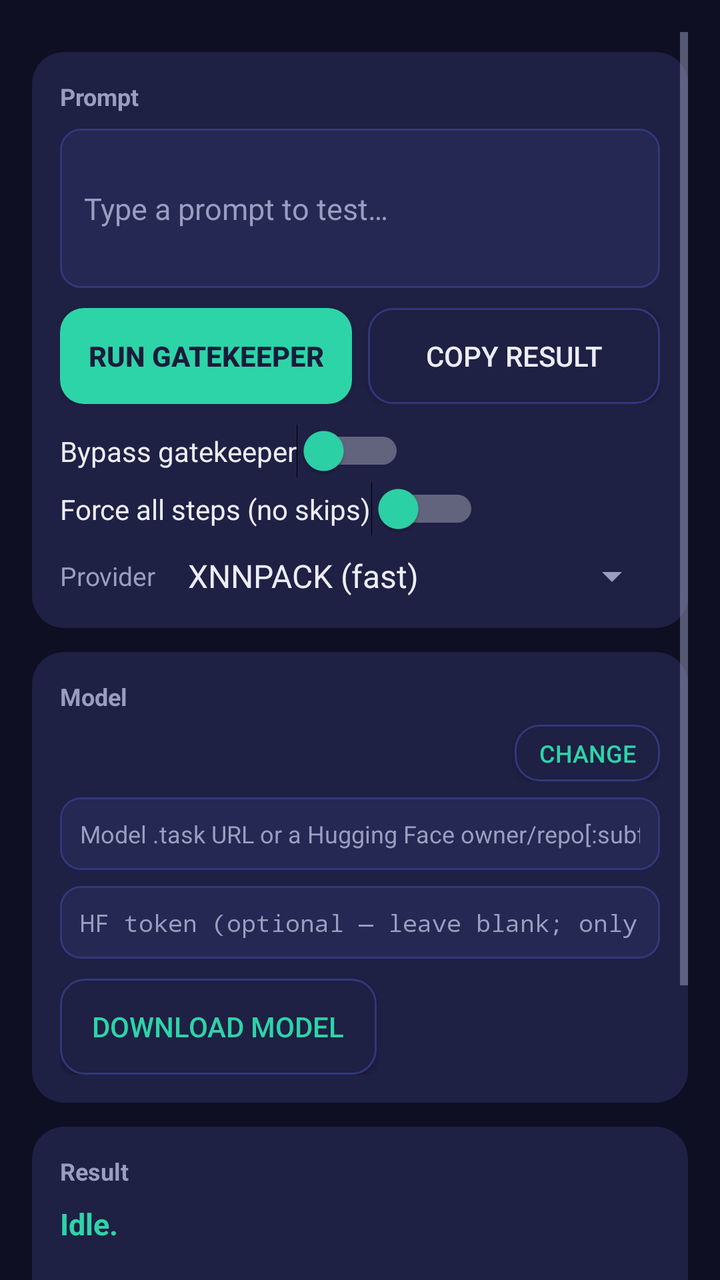
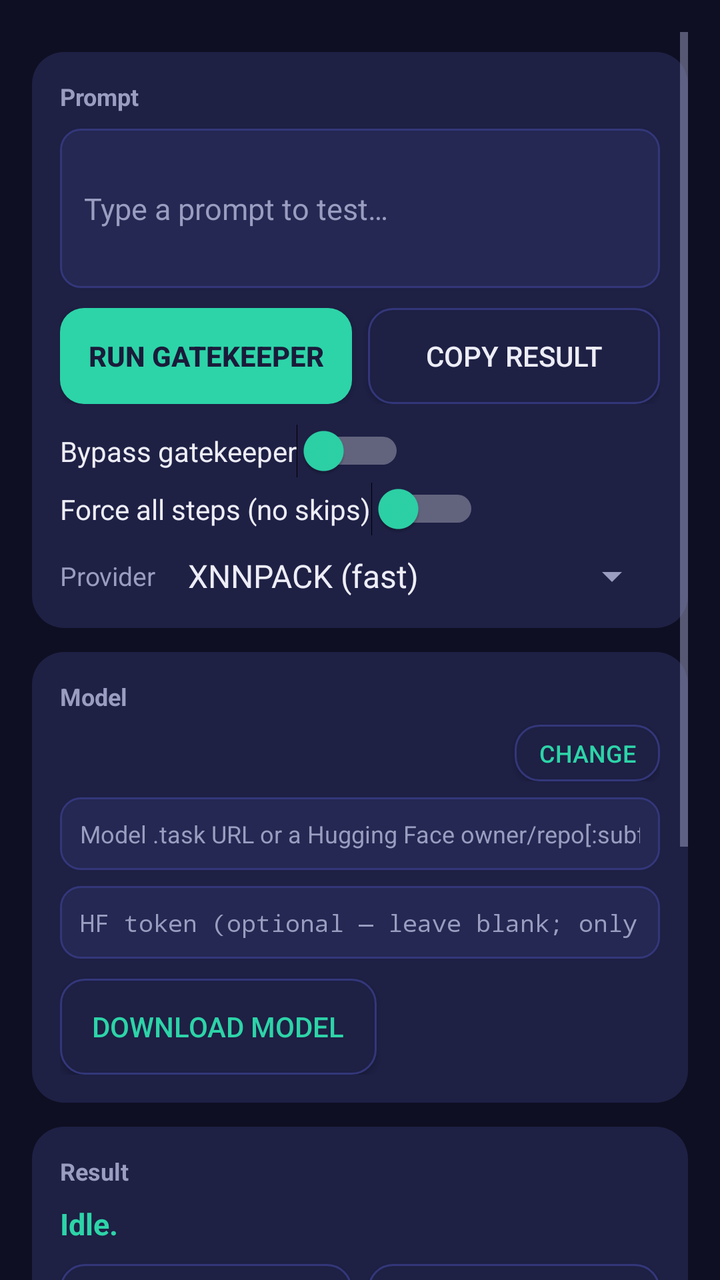

Two renders of the same Android screen: before a commit and after it. Below are the layout's source before the change and the commit's diff.
<!-- AndroidManifest.xml: application theme AppTheme -->
<!-- res/layout/activity_main.xml -->
<?xml version="1.0" encoding="utf-8"?>
<ScrollView xmlns:android="http://schemas.android.com/apk/res/android"
    android:layout_width="match_parent"
    android:layout_height="match_parent"
    android:background="@color/gatekeeper_bg"
    android:clipToPadding="false"
    android:padding="16dp">

    <LinearLayout
        android:layout_width="match_parent"
        android:layout_height="wrap_content"
        android:orientation="vertical"
        android:paddingBottom="96dp">

        <LinearLayout
            android:layout_width="match_parent"
            android:layout_height="wrap_content"
            android:layout_marginTop="10dp"
            android:background="@drawable/card_bg"
            android:orientation="vertical"
            android:padding="14dp">

            <TextView
                android:layout_width="wrap_content"
                android:layout_height="wrap_content"
                android:text="@string/section_prompt"
                android:textColor="@color/gatekeeper_muted"
                android:textSize="12sp"
                android:textStyle="bold" />

            <EditText
                android:id="@+id/input"
                android:layout_width="match_parent"
                android:layout_height="wrap_content"
                android:layout_marginTop="8dp"
                android:background="@drawable/field_bg"
                android:hint="@string/hint_input"
                android:inputType="textMultiLine"
                android:minLines="3"
                android:padding="12dp"
                android:textColor="@color/gatekeeper_text"
                android:textColorHint="@color/gatekeeper_muted"
                android:textSize="15sp" />

            <LinearLayout
                android:layout_width="match_parent"
                android:layout_height="wrap_content"
                android:layout_marginTop="10dp"
                android:orientation="horizontal">

                <Button
                    android:id="@+id/runButton"
                    android:layout_width="0dp"
                    android:layout_height="wrap_content"
                    android:layout_weight="1"
                    android:background="@drawable/btn_accent"
                    android:text="@string/run"
                    android:textColor="@color/gatekeeper_navy"
                    android:textStyle="bold" />

                <Button
                    android:id="@+id/copyButton"
                    android:layout_width="0dp"
                    android:layout_height="wrap_content"
                    android:layout_marginStart="8dp"
                    android:layout_weight="1"
                    android:background="@drawable/btn_subtle"
                    android:text="@string/copy_result"
                    android:textColor="@color/gatekeeper_text" />
            </LinearLayout>

            <Switch
                android:id="@+id/bypassGatekeeper"
                android:layout_width="wrap_content"
                android:layout_height="wrap_content"
                android:layout_marginTop="10dp"
                android:text="@string/bypass_gatekeeper"
                android:textColor="@color/gatekeeper_text"
                android:thumbTint="@color/gatekeeper_mint" />

            <Switch
                android:id="@+id/forceAllSteps"
                android:layout_width="wrap_content"
                android:layout_height="wrap_content"
                android:layout_marginTop="2dp"
                android:text="@string/force_all_steps"
                android:textColor="@color/gatekeeper_text"
                android:thumbTint="@color/gatekeeper_mint" />

            <LinearLayout
                android:layout_width="match_parent"
                android:layout_height="wrap_content"
                android:layout_marginTop="8dp"
                android:gravity="center_vertical"
                android:orientation="horizontal">

                <TextView
                    android:layout_width="wrap_content"
                    android:layout_height="wrap_content"
                    android:text="@string/provider_label"
                    android:textColor="@color/gatekeeper_muted"
                    android:textSize="13sp" />

                <Spinner
                    android:id="@+id/providerSpinner"
                    android:layout_width="0dp"
                    android:layout_height="wrap_content"
                    android:layout_marginStart="8dp"
                    android:layout_weight="1"
                    android:entries="@array/provider_options"
                    android:textColor="@color/gatekeeper_text" />
            </LinearLayout>
        </LinearLayout>

        <LinearLayout
            android:layout_width="match_parent"
            android:layout_height="wrap_content"
            android:layout_marginTop="12dp"
            android:background="@drawable/card_bg"
            android:orientation="vertical"
            android:padding="14dp">

            <TextView
                android:layout_width="wrap_content"
                android:layout_height="wrap_content"
                android:text="@string/section_model"
                android:textColor="@color/gatekeeper_muted"
                android:textSize="12sp"
                android:textStyle="bold" />

            <LinearLayout
                android:layout_width="match_parent"
                android:layout_height="wrap_content"
                android:layout_marginTop="6dp"
                android:gravity="center_vertical"
                android:orientation="horizontal">

                <TextView
                    android:id="@+id/modelStatus"
                    android:layout_width="0dp"
                    android:layout_height="wrap_content"
                    android:layout_weight="1"
                    android:textColor="@color/gatekeeper_text"
                    android:textSize="12sp" />

                <Button
                    android:id="@+id/modelToggleButton"
                    android:layout_width="wrap_content"
                    android:layout_height="wrap_content"
                    android:layout_marginStart="8dp"
                    android:background="@drawable/btn_subtle"
                    android:minHeight="0dp"
                    android:minWidth="0dp"
                    android:paddingStart="12dp"
                    android:paddingEnd="12dp"
                    android:paddingTop="6dp"
                    android:paddingBottom="6dp"
                    android:text="@string/change_model"
                    android:textColor="@color/gatekeeper_mint"
                    android:textSize="12sp" />
            </LinearLayout>

            <LinearLayout
                android:id="@+id/modelForm"
                android:layout_width="match_parent"
                android:layout_height="wrap_content"
                android:orientation="vertical">

                <EditText
                    android:id="@+id/modelUrl"
                    android:layout_width="match_parent"
                    android:layout_height="wrap_content"
                    android:layout_marginTop="8dp"
                    android:background="@drawable/field_bg"
                    android:hint="@string/hint_model_url"
                    android:inputType="textUri"
                    android:padding="10dp"
                    android:singleLine="true"
                    android:textColor="@color/gatekeeper_text"
                    android:textColorHint="@color/gatekeeper_muted"
                    android:textSize="12sp" />

                <EditText
                    android:id="@+id/hfToken"
                    android:layout_width="match_parent"
                    android:layout_height="wrap_content"
                    android:layout_marginTop="8dp"
                    android:background="@drawable/field_bg"
                    android:hint="@string/hint_hf_token"
                    android:inputType="textPassword"
                    android:padding="10dp"
                    android:singleLine="true"
                    android:textColor="@color/gatekeeper_text"
                    android:textColorHint="@color/gatekeeper_muted"
                    android:textSize="12sp" />

            <Button
                android:id="@+id/downloadButton"
                android:layout_width="wrap_content"
                android:layout_height="wrap_content"
                android:layout_marginTop="10dp"
                android:background="@drawable/btn_subtle"
                android:paddingStart="16dp"
                android:paddingEnd="16dp"
                android:paddingTop="10dp"
                android:paddingBottom="10dp"
                android:text="@string/download_model"
                android:textColor="@color/gatekeeper_mint" />

                <ProgressBar
                    android:id="@+id/downloadProgress"
                    style="?android:attr/progressBarStyleHorizontal"
                    android:layout_width="match_parent"
                    android:layout_height="wrap_content"
                    android:layout_marginTop="8dp"
                    android:max="100"
                    android:progressTint="@color/gatekeeper_mint"
                    android:visibility="gone" />
            </LinearLayout>

            <TextView
                android:id="@+id/updateStatus"
                android:layout_width="match_parent"
                android:layout_height="wrap_content"
                android:layout_marginTop="4dp"
                android:textColor="@color/gatekeeper_amber"
                android:textSize="12sp"
                android:textStyle="bold"
                android:visibility="gone" />
        </LinearLayout>

        <LinearLayout
            android:layout_width="match_parent"
            android:layout_height="wrap_content"
            android:layout_marginTop="12dp"
            android:background="@drawable/card_bg"
            android:orientation="vertical"
            android:padding="14dp">

            <TextView
                android:layout_width="wrap_content"
                android:layout_height="wrap_content"
                android:text="@string/section_result"
                android:textColor="@color/gatekeeper_muted"
                android:textSize="12sp"
                android:textStyle="bold" />

            <TextView
                android:id="@+id/statusView"
                android:layout_width="match_parent"
                android:layout_height="wrap_content"
                android:layout_marginTop="8dp"
                android:text="Idle."
                android:textColor="@color/gatekeeper_mint"
                android:textSize="15sp"
                android:textStyle="bold" />

            <LinearLayout
                android:id="@+id/stepsView"
                android:layout_width="match_parent"
                android:layout_height="wrap_content"
                android:layout_marginTop="8dp"
                android:animateLayoutChanges="true"
                android:orientation="vertical" />

            <TextView
                android:id="@+id/telemetryView"
                android:layout_width="match_parent"
                android:layout_height="wrap_content"
                android:layout_marginTop="8dp"
                android:textColor="@color/gatekeeper_muted"
                android:textIsSelectable="true"
                android:textSize="12sp"
                android:typeface="monospace" />

            <TextView
                android:id="@+id/debugLogView"
                android:layout_width="match_parent"
                android:layout_height="wrap_content"
                android:layout_marginTop="8dp"
                android:textColor="@color/gatekeeper_muted"
                android:textIsSelectable="true"
                android:textSize="10sp"
                android:typeface="monospace" />

            <TextView
                android:id="@+id/outputView"
                android:layout_width="match_parent"
                android:layout_height="wrap_content"
                android:layout_marginTop="10dp"
                android:textColor="@color/gatekeeper_text"
                android:textIsSelectable="true"
                android:textSize="15sp" />
        </LinearLayout>
    </LinearLayout>
</ScrollView>
<!-- resources referenced by this layout -->
<resources>
  <string-array name="provider_options">
          <item>XNNPACK (fast)</item>
          <item>CPU only</item>
          <item>Both — benchmark</item>
      </string-array>
  <color name="gatekeeper_amber">#FFC531</color>
  <color name="gatekeeper_bg">#0E0F22</color>
  <color name="gatekeeper_mint">#2DD4A8</color>
  <color name="gatekeeper_muted">#9A9DC0</color>
  <color name="gatekeeper_navy">#1A1B3A</color>
  <color name="gatekeeper_text">#EDEDF7</color>
  <!-- drawable btn_accent (drawable) -->
  <?xml version="1.0" encoding="utf-8"?>
  <shape xmlns:android="http://schemas.android.com/apk/res/android" android:shape="rectangle">
      <corners android:radius="12dp" />
      <solid android:color="@color/gatekeeper_mint" />
  </shape>
  <!-- drawable btn_subtle (drawable) -->
  <?xml version="1.0" encoding="utf-8"?>
  <shape xmlns:android="http://schemas.android.com/apk/res/android" android:shape="rectangle">
      <corners android:radius="12dp" />
      <solid android:color="@color/gatekeeper_surface" />
      <stroke android:width="1dp" android:color="@color/gatekeeper_divider" />
  </shape>
  <!-- drawable card_bg (drawable) -->
  <?xml version="1.0" encoding="utf-8"?>
  <shape xmlns:android="http://schemas.android.com/apk/res/android" android:shape="rectangle">
      <corners android:radius="16dp" />
      <solid android:color="@color/gatekeeper_surface" />
  </shape>
  <!-- drawable field_bg (drawable) -->
  <?xml version="1.0" encoding="utf-8"?>
  <shape xmlns:android="http://schemas.android.com/apk/res/android" android:shape="rectangle">
      <corners android:radius="10dp" />
      <solid android:color="@color/gatekeeper_field" />
      <stroke android:width="1dp" android:color="@color/gatekeeper_divider" />
  </shape>
  <string name="bypass_gatekeeper">Bypass gatekeeper</string>
  <string name="change_model">Change</string>
  <string name="copy_result">Copy result</string>
  <string name="download_model">Download model</string>
  <string name="force_all_steps">Force all steps (no skips)</string>
  <string name="hint_hf_token">HF token (optional — leave blank; only gated repos need one)</string>
  <string name="hint_input">Type a prompt to test…</string>
  <string name="hint_model_url">Model .task URL or a Hugging Face owner/repo[:subfolder]</string>
  <string name="provider_label">Provider</string>
  <string name="run">Run gatekeeper</string>
  <string name="section_model">Model</string>
  <string name="section_prompt">Prompt</string>
  <string name="section_result">Result</string>
  <style name="AppTheme" parent="android:Theme.Material.NoActionBar">
          <item name="android:windowBackground">@color/gatekeeper_bg</item>
          <item name="android:colorBackground">@color/gatekeeper_bg</item>
          <item name="android:textColorPrimary">@color/gatekeeper_text</item>
          <item name="android:textColorSecondary">@color/gatekeeper_muted</item>
          <item name="android:colorAccent">@color/gatekeeper_mint</item>
          <item name="android:statusBarColor">@color/gatekeeper_bg</item>
          <item name="android:navigationBarColor">@color/gatekeeper_bg</item>
      </style>
  <color name="gatekeeper_surface">#1E2044</color>
  <color name="gatekeeper_divider">#33377A</color>
  <color name="gatekeeper_field">#242852</color>
</resources>

<!-- the commit's change to res/layout/activity_main.xml (unified diff, before → after) -->
@@ -237,13 +237,35 @@
             android:orientation="vertical"
             android:padding="14dp">
 
-            <TextView
-                android:layout_width="wrap_content"
-                android:layout_height="wrap_content"
-                android:text="@string/section_result"
-                android:textColor="@color/gatekeeper_muted"
-                android:textSize="12sp"
-                android:textStyle="bold" />
+            <LinearLayout
+                android:layout_width="match_parent"
+                android:layout_height="wrap_content"
+                android:gravity="center_vertical"
+                android:orientation="horizontal">
+
+                <TextView
+                    android:layout_width="0dp"
+                    android:layout_height="wrap_content"
+                    android:layout_weight="1"
+                    android:text="@string/section_result"
+                    android:textColor="@color/gatekeeper_muted"
+                    android:textSize="12sp"
+                    android:textStyle="bold" />
+
+                <TextView
+                    android:id="@+id/statusBadge"
+                    android:layout_width="wrap_content"
+                    android:layout_height="wrap_content"
+                    android:minHeight="0dp"
+                    android:minWidth="0dp"
+                    android:paddingStart="10dp"
+                    android:paddingEnd="10dp"
+                    android:paddingTop="4dp"
+                    android:paddingBottom="4dp"
+                    android:textSize="11sp"
+                    android:textStyle="bold"
+                    android:visibility="gone" />
+            </LinearLayout>
 
             <TextView
                 android:id="@+id/statusView"
@@ -256,6 +278,42 @@
                 android:textStyle="bold" />
 
             <LinearLayout
+                android:layout_width="match_parent"
+                android:layout_height="wrap_content"
+                android:layout_marginTop="10dp"
+                android:orientation="horizontal">
+
+                <Button
+                    android:id="@+id/pipelineTab"
+                    android:layout_width="0dp"
+                    android:layout_height="wrap_content"
+                    android:layout_weight="1"
+                    android:background="@drawable/btn_subtle"
+                    android:minHeight="0dp"
+                    android:paddingTop="8dp"
+                    android:paddingBottom="8dp"
+                    android:text="@string/tab_pipeline"
+                    android:textColor="@color/gatekeeper_mint"
+                    android:textSize="12sp"
+                    android:textStyle="bold" />
+
+                <Button
+                    android:id="@+id/debugTab"
+                    android:layout_width="0dp"
+                    android:layout_height="wrap_content"
+                    android:layout_marginStart="8dp"
+                    android:layout_weight="1"
+                    android:background="@drawable/btn_subtle"
+                    android:minHeight="0dp"
+                    android:paddingTop="8dp"
+                    android:paddingBottom="8dp"
+                    android:text="@string/tab_debug"
+                    android:textColor="@color/gatekeeper_muted"
+                    android:textSize="12sp"
+                    android:textStyle="bold" />
+            </LinearLayout>
+
+            <LinearLayout
                 android:id="@+id/stepsView"
                 android:layout_width="match_parent"
                 android:layout_height="wrap_content"
@@ -264,16 +322,6 @@
                 android:orientation="vertical" />
 
             <TextView
-                android:id="@+id/telemetryView"
-                android:layout_width="match_parent"
-                android:layout_height="wrap_content"
-                android:layout_marginTop="8dp"
-                android:textColor="@color/gatekeeper_muted"
-                android:textIsSelectable="true"
-                android:textSize="12sp"
-                android:typeface="monospace" />
-
-            <TextView
                 android:id="@+id/debugLogView"
                 android:layout_width="match_parent"
                 android:layout_height="wrap_content"
@@ -281,16 +329,71 @@
                 android:textColor="@color/gatekeeper_muted"
                 android:textIsSelectable="true"
                 android:textSize="10sp"
+                android:typeface="monospace"
+                android:visibility="gone" />
+
+            <TextView
+                android:id="@+id/telemetryView"
+                android:layout_width="match_parent"
+                android:layout_height="wrap_content"
+                android:layout_marginTop="8dp"
+                android:textColor="@color/gatekeeper_muted"
+                android:textIsSelectable="true"
+                android:textSize="12sp"
                 android:typeface="monospace" />
 
             <TextView
-                android:id="@+id/outputView"
-                android:layout_width="match_parent"
-                android:layout_height="wrap_content"
-                android:layout_marginTop="10dp"
-                android:textColor="@color/gatekeeper_text"
-                android:textIsSelectable="true"
-                android:textSize="15sp" />
+                android:layout_width="wrap_content"
+                android:layout_height="wrap_content"
+                android:layout_marginTop="12dp"
+                android:text="@string/section_final_answer"
+                android:textColor="@color/gatekeeper_muted"
+                android:textSize="12sp"
+                android:textStyle="bold" />
+
+            <LinearLayout
+                android:layout_width="match_parent"
+                android:layout_height="wrap_content"
+                android:layout_marginTop="6dp"
+                android:background="@drawable/field_bg"
+                android:orientation="vertical"
+                android:padding="12dp">
+
+                <TextView
+                    android:layout_width="wrap_content"
+                    android:layout_height="wrap_content"
+                    android:text="@string/label_original_request"
+                    android:textColor="@color/gatekeeper_mint"
+                    android:textSize="12sp"
+                    android:textStyle="bold" />
+
+                <TextView
+                    android:id="@+id/answerPromptView"
+                    android:layout_width="match_parent"
+                    android:layout_height="wrap_content"
+                    android:layout_marginTop="4dp"
+                    android:textColor="@color/gatekeeper_text"
+                    android:textIsSelectable="true"
+                    android:textSize="14sp" />
+
+                <TextView
+                    android:layout_width="wrap_content"
+                    android:layout_height="wrap_content"
+                    android:layout_marginTop="10dp"
+                    android:text="@string/label_final_response"
+                    android:textColor="@color/gatekeeper_mint"
+                    android:textSize="12sp"
+                    android:textStyle="bold" />
+
+                <TextView
+                    android:id="@+id/outputView"
+                    android:layout_width="match_parent"
+                    android:layout_height="wrap_content"
+                    android:layout_marginTop="4dp"
+                    android:textColor="@color/gatekeeper_text"
+                    android:textIsSelectable="true"
+                    android:textSize="15sp" />
+            </LinearLayout>
         </LinearLayout>
     </LinearLayout>
 </ScrollView>
<!-- resource entries referenced after the edit -->
@@ -45,11 +45,16 @@
   <string name="hint_hf_token">HF token (optional — leave blank; only gated repos need one)</string>
   <string name="hint_input">Type a prompt to test…</string>
   <string name="hint_model_url">Model .task URL or a Hugging Face owner/repo[:subfolder]</string>
+  <string name="label_final_response">Final response</string>
+  <string name="label_original_request">Original request</string>
   <string name="provider_label">Provider</string>
   <string name="run">Run gatekeeper</string>
+  <string name="section_final_answer">Final answer</string>
   <string name="section_model">Model</string>
   <string name="section_prompt">Prompt</string>
   <string name="section_result">Result</string>
+  <string name="tab_debug">Debug</string>
+  <string name="tab_pipeline">Pipeline</string>
   <style name="AppTheme" parent="android:Theme.Material.NoActionBar">
           <item name="android:windowBackground">@color/gatekeeper_bg</item>
           <item name="android:colorBackground">@color/gatekeeper_bg</item>
